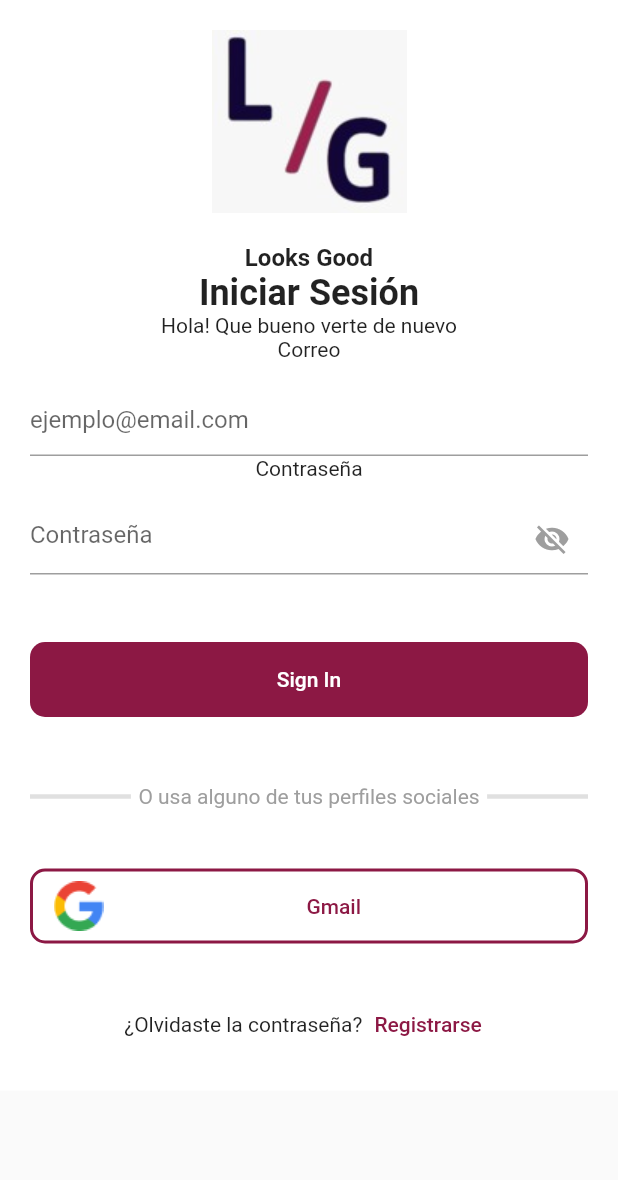
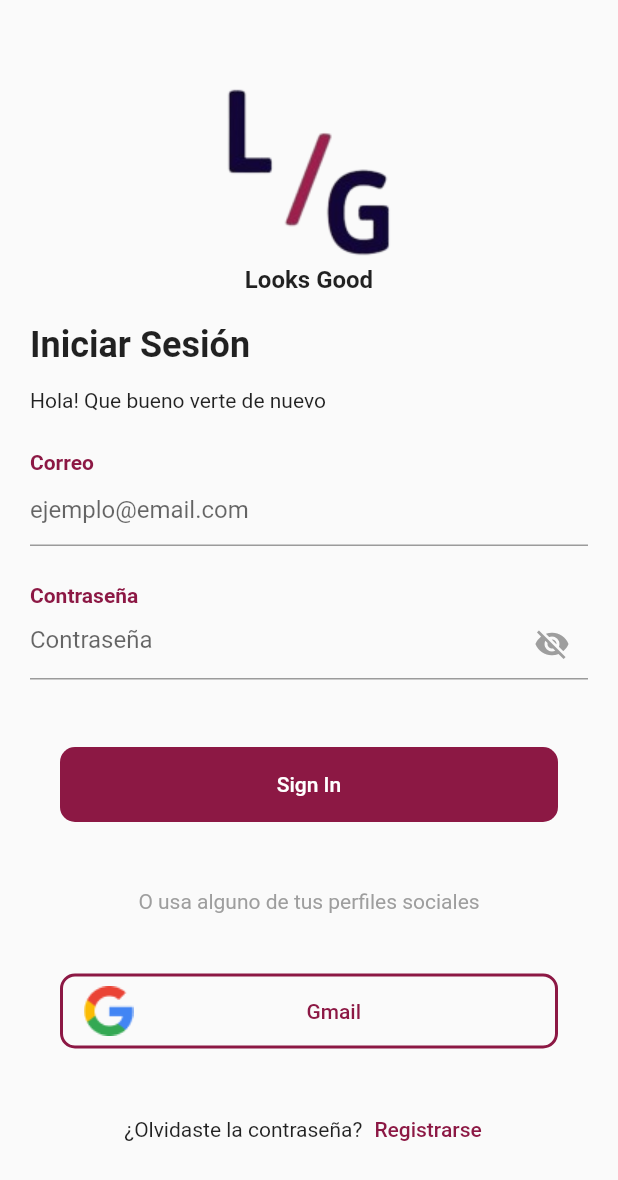
Before and after one commit to gisella0907/Tienda_Ropa, a Flutter app: the screen it shows after launch, on a phone screen of 412 x 824 dp. Shown: the top 1180 px of the screen. Run offline on Flutter 3.47's test engine with Material 2 defaults, Android fonts, the phone set to English and light mode, and no system bars.

Commit message:
Se hacen cambios de diseño en la pantalla de inicio de sesión

```diff
--- a/lib/Sign_In.dart
+++ b/lib/Sign_In.dart
@@ -1,4 +1,3 @@
-
 import 'package:flutter/material.dart';
 
 class SingUp extends StatefulWidget {
@@ -22,35 +21,57 @@ class _SingUp extends State<SingUp> {
     return Scaffold(
         body: SingleChildScrollView(
       child: Container(
-          color: Colors.white,
-          child: Center(
-            child:
-                Column(mainAxisAlignment: MainAxisAlignment.start, children: [
+        margin: const EdgeInsets.only(left: 20, right: 20, top: 15),
+
+        // color: Colors.white,
+        child: Column(mainAxisAlignment: MainAxisAlignment.start, children: [
           Container(
-                  margin: const EdgeInsets.all(20),
+              margin: const EdgeInsets.only(top: 40),
               child: Image.asset("images/image1.png")),
+          // ignore: avoid_unnecessary_containers
           Container(
-                child: Text(
+            child: const Text(
               'Looks Good',
               style: TextStyle(fontSize: 16, fontWeight: FontWeight.bold),
             ),
           ),
+          const SizedBox(
+            height: 20,
+          ),
+
           Container(
-                child: Text(
+            alignment: Alignment
+                .topLeft, //poner el contenido del container a la izquierda
+            child: const Text(
               'Iniciar Sesión',
               style: TextStyle(fontSize: 24, fontWeight: FontWeight.bold),
             ),
           ),
-              Text(
+
+          const SizedBox(
+            height: 15,
+          ),
+          Container(
+            alignment: Alignment.topLeft,
+            child: const Text(
               "Hola! Que bueno verte de nuevo",
               textAlign: TextAlign.left,
             ),
-              Text(
+          ),
+          const SizedBox(
+            height: 25,
+          ),
+          Container(
+            alignment: Alignment.topLeft,
+            child: const Text(
               "Correo",
               textAlign: TextAlign.left,
+              style: TextStyle(
+                  color: Color.fromRGBO(140, 24, 68, 1),
+                  fontWeight: FontWeight.bold),
+            ),
           ),
           Container(
-                  margin: const EdgeInsets.only(left: 20, right: 20, top: 15),
               child: const TextField(
             obscureText: false,
             decoration: InputDecoration(
@@ -59,12 +80,20 @@ class _SingUp extends State<SingUp> {
               // labelStyle: TextStyle(color: Colors.grey)
             ),
           )),
-              Text(
+          const SizedBox(
+            height: 25,
+          ),
+          Container(
+            alignment: Alignment.topLeft,
+            child: const Text(
               "Contraseña",
               textAlign: TextAlign.left,
+              style: TextStyle(
+                  color: Color.fromRGBO(140, 24, 68, 1),
+                  fontWeight: FontWeight.bold),
+            ),
           ),
           Container(
-                  margin: const EdgeInsets.only(left: 20, right: 20, top: 15),
               child: TextField(
             obscureText: passwordVisible,
             decoration: InputDecoration(
@@ -94,33 +123,17 @@ class _SingUp extends State<SingUp> {
                   top: 45, left: 20, right: 20, bottom: 25),
               child: FilledButton(
                   style: FilledButton.styleFrom(
-                          backgroundColor: Color.fromRGBO(140, 24, 68, 1),
+                      backgroundColor: const Color.fromRGBO(140, 24, 68, 1),
                       shape: RoundedRectangleBorder(
                           borderRadius: BorderRadius.circular(10))),
                   onPressed: () {},
                   child: const Text("Sign In"))),
           Container(
             margin: const EdgeInsets.all(20),
-                child: Row(children: [
-                  Expanded(
-                      child: Divider(
-                    // indent: 10.0,
-                    endIndent:
-                        5.0, //separacion entre el final del divider y el elemento que le sigue
-                    thickness: 3,
-                  )),
-                  Text(
+            child: const Text(
               "O usa alguno de tus perfiles sociales",
               style: TextStyle(color: Colors.grey),
             ),
-                  Expanded(
-                      child: Divider(
-                    indent:
-                        5.0, //separacion del inicio del divider con el elemento anterior
-                    // endIndent: 20.0,
-                    thickness: 3, //grosor del Divider
-                  )),
-                ]),
           ),
           Container(
               // decoration: BoxDecoration(color: Colors.pink),
@@ -130,8 +143,7 @@ class _SingUp extends State<SingUp> {
               child: OutlinedButton(
                   style: OutlinedButton.styleFrom(
                       side: const BorderSide(
-                              width: 2.0,
-                              color: Color.fromRGBO(140, 24, 68, 1)),
+                          width: 2.0, color: Color.fromRGBO(140, 24, 68, 1)),
                       shape: RoundedRectangleBorder(
                           borderRadius: BorderRadius.circular(10))),
                   onPressed: () {},
@@ -143,14 +155,14 @@ class _SingUp extends State<SingUp> {
                         Image.asset("images/google.png"),
                         const Text(
                           'Gmail',
-                              style: TextStyle(
-                                  color: Color.fromRGBO(140, 24, 68, 1)),
+                          style:
+                              TextStyle(color: Color.fromRGBO(140, 24, 68, 1)),
                         ),
                         Container()
                       ]))),
           Container(
-                margin: const EdgeInsets.only(
-                    left: 20, right: 20, top: 30, bottom: 20),
+            margin:
+                const EdgeInsets.only(left: 20, right: 20, top: 30, bottom: 20),
             child: Row(
               mainAxisAlignment: MainAxisAlignment.center,
               children: [
@@ -159,14 +171,13 @@ class _SingUp extends State<SingUp> {
                     onPressed: () {},
                     child: const Text(
                       "Registrarse",
-                          style:
-                              TextStyle(color: Color.fromRGBO(140, 24, 68, 1)),
+                      style: TextStyle(color: Color.fromRGBO(140, 24, 68, 1)),
                     ))
               ],
             ),
           )
         ]),
-          )),
+      ),
     ));
   }
 }
--- a/lib/main.dart
+++ b/lib/main.dart
@@ -12,6 +12,7 @@ class MyApp extends StatelessWidget {
   @override
   Widget build(BuildContext context) {
     return const MaterialApp(
+      debugShowCheckedModeBanner: false,
       home: SingUp(),
     );
   }
```
Also changed, not shown: images/image1.png, pubspec.lock, 1 other file. Lines whose indentation alone changed are shown as unchanged.
